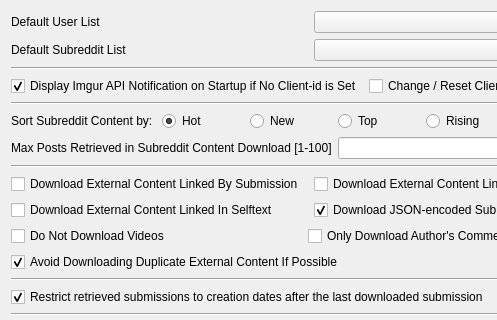
Qt form RedditDataExtractor/GUI/settings.ui (NSchrading/redditDataExtractor) before a commit; both pictures show x 0 to 497 and y 0 to 320 of the 621 by 474 pixel window.
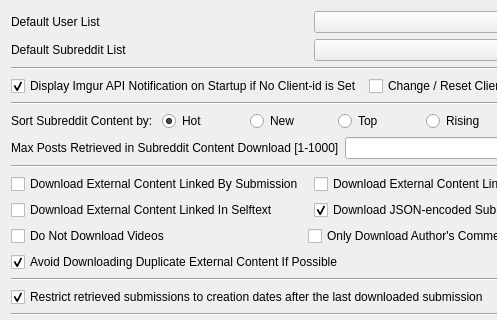
The same form after that commit.

Commit message: Made upper limit for downloads 1000 (this is the max allowed by the reddit API) Added some minus tests back (they work again?)

Patch:
```diff
--- a/RedditDataExtractor/GUI/settings.ui
+++ b/RedditDataExtractor/GUI/settings.ui
@@ -65,7 +65,7 @@
           <string>&lt;html&gt;&lt;head/&gt;&lt;body&gt;&lt;p&gt;The number of posts to retrieve from the subreddit. A max of 100 can be downloaded at a time. Download again at a later date to get the next (most recent) 100.&lt;/p&gt;&lt;/body&gt;&lt;/html&gt;</string>
          </property>
          <property name="text">
-          <string>Max Posts Retrieved in Subreddit Content Download [1-100]</string>
+          <string>Max Posts Retrieved in Subreddit Content Download [1-1000]</string>
          </property>
         </widget>
        </item>
```
Left out of the diff: 2 changed lines with no effect on the pictures. The commit also changes 3 other files.
